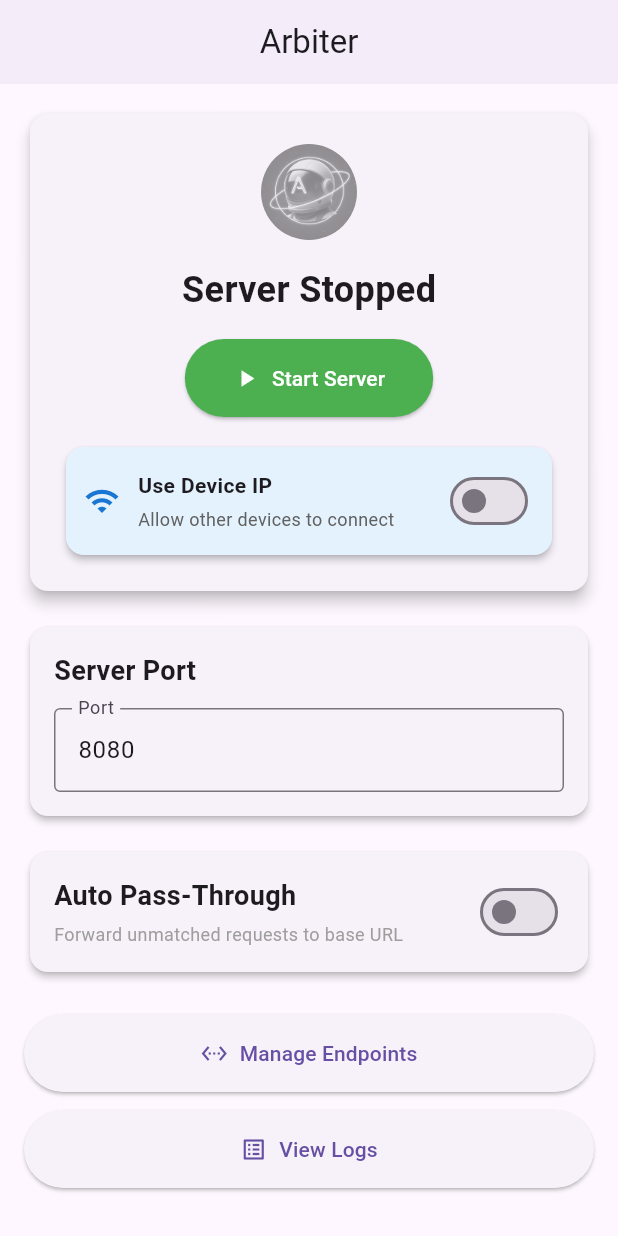
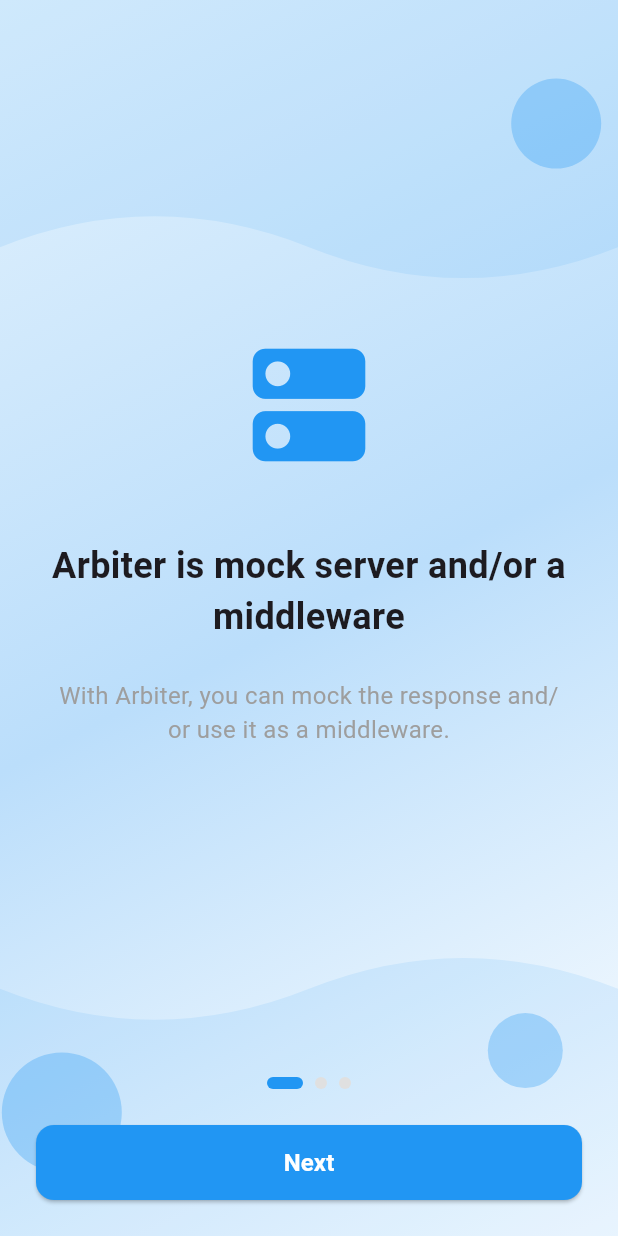
Before and after one commit to smnshuvo/Arbiter-Mock-Server, a Flutter app: the screen it shows after launch, on a phone screen of 412 x 824 dp. Run offline on Flutter 3.47's test engine with Material 3 defaults, Android fonts, the phone set to English and light mode, and no system bars; our stand-ins replace equatable, file_picker, flutter_bloc, get_it, share_plus, shared_preferences and 2 more; accounts and stored records are empty.

Commit message:
Create a welcome screen to onboard user

```diff
--- a/lib/main.dart
+++ b/lib/main.dart
@@ -1,10 +1,12 @@
 import 'package:flutter/material.dart';
 import 'package:flutter_bloc/flutter_bloc.dart';
+import 'package:shared_preferences/shared_preferences.dart';
 import 'ui/bloc/dependency_container.dart' as di;
 import 'ui/bloc/endpoint/endpoint_bloc.dart';
 import 'ui/bloc/log/log_bloc.dart';
 import 'ui/bloc/server/server_bloc.dart';
 import 'ui/screens/home_screen.dart';
+import 'ui/screens/welcome_screen.dart';
 
 void main() async {
   WidgetsFlutterBinding.ensureInitialized();
@@ -13,7 +15,12 @@ void main() async {
 }
 
 class MyApp extends StatelessWidget {
-  const MyApp({Key? key}) : super(key: key);
+  const MyApp({super.key});
+
+  Future<bool> _checkFirstLaunch() async {
+    final prefs = await SharedPreferences.getInstance();
+    return prefs.getBool('hasSeenWelcome') ?? false;
+  }
 
   @override
   Widget build(BuildContext context) {
@@ -27,7 +34,7 @@ class MyApp extends StatelessWidget {
         title: 'Network Interceptor',
         debugShowCheckedModeBanner: false,
         theme: ThemeData(
-          primarySwatch: Colors.blue,
+          primarySwatch: Colors.deepOrange,
           useMaterial3: true,
           appBarTheme: const AppBarTheme(
             centerTitle: true,
@@ -40,7 +47,25 @@ class MyApp extends StatelessWidget {
             ),
           ),
         ),
-        home: const HomeScreen(),
+        home: FutureBuilder<bool>(
+          future: _checkFirstLaunch(),
+          builder: (context, snapshot) {
+            if (snapshot.connectionState == ConnectionState.waiting) {
+              return const Scaffold(
+                body: Center(
+                  child: CircularProgressIndicator(),
+                ),
+              );
+            }
+
+            final hasSeenWelcome = snapshot.data ?? false;
+            return hasSeenWelcome ? const HomeScreen() : const WelcomeScreen();
+          },
+        ),
+        routes: {
+          '/home': (context) => const HomeScreen(),
+          '/welcome': (context) => const WelcomeScreen(),
+        },
       ),
     );
   }
--- /dev/null
+++ b/lib/ui/screens/welcome_screen.dart
@@ -0,0 +1,467 @@
+import 'package:flutter/material.dart';
+import 'package:shared_preferences/shared_preferences.dart';
+
+class WelcomeScreen extends StatefulWidget {
+  const WelcomeScreen({Key? key}) : super(key: key);
+
+  @override
+  State<WelcomeScreen> createState() => _WelcomeScreenState();
+}
+
+class _WelcomeScreenState extends State<WelcomeScreen> {
+  final PageController _pageController = PageController();
+  int _currentPage = 0;
+
+  @override
+  void dispose() {
+    _pageController.dispose();
+    super.dispose();
+  }
+
+  Future<void> _completeOnboarding() async {
+    final prefs = await SharedPreferences.getInstance();
+    await prefs.setBool('hasSeenWelcome', true);
+    if (mounted) {
+      Navigator.of(context).pushReplacementNamed('/home');
+    }
+  }
+
+  void _nextPage() {
+    if (_currentPage < 2) {
+      _pageController.nextPage(
+        duration: const Duration(milliseconds: 300),
+        curve: Curves.easeInOut,
+      );
+    } else {
+      _completeOnboarding();
+    }
+  }
+
+  @override
+  Widget build(BuildContext context) {
+    return Scaffold(
+      body: Stack(
+        children: [
+          _buildBackgroundGradient(),
+          SafeArea(
+            child: Column(
+              children: [
+                Expanded(
+                  child: PageView(
+                    controller: _pageController,
+                    onPageChanged: (index) {
+                      setState(() {
+                        _currentPage = index;
+                      });
+                    },
+                    children: [
+                      _buildPage1(),
+                      _buildPage2(),
+                      _buildPage3(),
+                    ],
+                  ),
+                ),
+                _buildPageIndicator(),
+                Padding(
+                  padding: const EdgeInsets.all(24.0),
+                  child: SizedBox(
+                    width: double.infinity,
+                    height: 50,
+                    child: ElevatedButton(
+                      onPressed: _nextPage,
+                      style: ElevatedButton.styleFrom(
+                        backgroundColor: _buildColorForIndex(),
+                        foregroundColor: Colors.white,
+                        shape: RoundedRectangleBorder(
+                          borderRadius: BorderRadius.circular(12),
+                        ),
+                      ),
+                      child: Text(
+                        _currentPage == 2 ? 'Get Started' : 'Next',
+                        style: const TextStyle(
+                          fontSize: 16,
+                          fontWeight: FontWeight.bold,
+                        ),
+                      ),
+                    ),
+                  ),
+                ),
+              ],
+            ),
+          ),
+        ],
+      ),
+    );
+  }
+
+  Color _buildColorForIndex() {
+    return _currentPage == 0
+                          ? Colors.blue
+                          : _currentPage == 1
+                          ? Colors.amber.shade600
+                          : Colors.green;
+  }
+
+  Widget _buildBackgroundGradient() {
+    return AnimatedContainer(
+      duration: const Duration(milliseconds: 500),
+      decoration: BoxDecoration(
+        gradient: LinearGradient(
+          begin: Alignment.topLeft,
+          end: Alignment.bottomRight,
+          colors: _currentPage == 0
+              ? [
+            Colors.blue.shade50,
+            Colors.blue.shade100,
+            Colors.white,
+          ]
+              : _currentPage == 1
+              ? [
+            Colors.amber.shade50,
+            Colors.orange.shade50,
+            Colors.white,
+          ]
+              : [
+            Colors.green.shade50,
+            Colors.teal.shade50,
+            Colors.white,
+          ],
+        ),
+      ),
+      child: CustomPaint(
+        painter: _CurvedBackgroundPainter(page: _currentPage),
+        size: Size.infinite,
+      ),
+    );
+  }
+
+  Widget _buildPage1() {
+    return const Padding(
+      padding: EdgeInsets.all(32.0),
+      child: Column(
+        mainAxisAlignment: MainAxisAlignment.center,
+        children: [
+          Icon(
+            Icons.dns_rounded,
+            size: 100,
+            color: Colors.blue,
+          ),
+          SizedBox(height: 40),
+          Text(
+            'Arbiter is mock server and/or a middleware',
+            style: TextStyle(
+              fontSize: 24,
+              fontWeight: FontWeight.bold,
+            ),
+            textAlign: TextAlign.center,
+          ),
+          SizedBox(height: 24),
+          Text(
+            'With Arbiter, you can mock the response and/or use it as a middleware.',
+            style: TextStyle(
+              fontSize: 16,
+              color: Colors.grey,
+            ),
+            textAlign: TextAlign.center,
+          ),
+        ],
+      ),
+    );
+  }
+
+  Widget _buildPage2() {
+    return const Padding(
+      padding: EdgeInsets.all(32.0),
+      child: Column(
+        mainAxisAlignment: MainAxisAlignment.center,
+        children: [
+          Icon(
+            Icons.lightbulb_outline,
+            size: 100,
+            color: Colors.amber,
+          ),
+          SizedBox(height: 40),
+          Text(
+            'Why I built Arbiter?',
+            style: TextStyle(
+              fontSize: 24,
+              fontWeight: FontWeight.bold,
+            ),
+            textAlign: TextAlign.center,
+          ),
+          SizedBox(height: 24),
+          Text(
+            'Short answer, to make my development time faster. In cases when there is a change in a single API, we need to mock the response in the codebase and then wait until the backend is deployed. With Arbiter we just select which endpoint to mock and tada 🎉!',
+            style: TextStyle(
+              fontSize: 16,
+              color: Colors.grey,
+            ),
+            textAlign: TextAlign.center,
+          ),
+        ],
+      ),
+    );
+  }
+
+  Widget _buildPage3() {
+    return Padding(
+      padding: const EdgeInsets.all(32.0),
+      child: Column(
+        mainAxisAlignment: MainAxisAlignment.center,
+        children: [
+          const Icon(
+            Icons.rocket_launch,
+            size: 100,
+            color: Colors.green,
+          ),
+          const SizedBox(height: 40),
+          const Text(
+            'How to use it?',
+            style: TextStyle(
+              fontSize: 24,
+              fontWeight: FontWeight.bold,
+            ),
+            textAlign: TextAlign.center,
+          ),
+          const SizedBox(height: 16),
+          const Text(
+            'It\'s easy as pie 🥧',
+            style: TextStyle(
+              fontSize: 16,
+              color: Colors.grey,
+            ),
+            textAlign: TextAlign.center,
+          ),
+          const SizedBox(height: 32),
+          _AnimatedSteps(isVisible: _currentPage == 2),
+        ],
+      ),
+    );
+  }
+
+  Widget _buildPageIndicator() {
+    return Row(
+      mainAxisAlignment: MainAxisAlignment.center,
+      children: List.generate(
+        3,
+            (index) => Container(
+          margin: const EdgeInsets.symmetric(horizontal: 4),
+          width: _currentPage == index ? 24 : 8,
+          height: 8,
+          decoration: BoxDecoration(
+            color: _currentPage == index ? _buildColorForIndex() : Colors.grey.shade300,
+            borderRadius: BorderRadius.circular(4),
+          ),
+        ),
+      ),
+    );
+  }
+}
+
+class _AnimatedSteps extends StatefulWidget {
+  final bool isVisible;
+
+  const _AnimatedSteps({required this.isVisible});
+
+  @override
+  State<_AnimatedSteps> createState() => _AnimatedStepsState();
+}
+
+class _CurvedBackgroundPainter extends CustomPainter {
+  final int page;
+
+  _CurvedBackgroundPainter({required this.page});
+
+  @override
+  void paint(Canvas canvas, Size size) {
+    final paint = Paint()
+      ..style = PaintingStyle.fill
+      ..color = page == 0
+          ? Colors.blue.withOpacity(0.1)
+          : page == 1
+          ? Colors.amber.withOpacity(0.1)
+          : Colors.green.withOpacity(0.1);
+
+    final path = Path();
+
+    // Top curved wave
+    path.moveTo(0, 0);
+    path.lineTo(0, size.height * 0.2);
+    path.quadraticBezierTo(
+      size.width * 0.25,
+      size.height * 0.15,
+      size.width * 0.5,
+      size.height * 0.2,
+    );
+    path.quadraticBezierTo(
+      size.width * 0.75,
+      size.height * 0.25,
+      size.width,
+      size.height * 0.2,
+    );
+    path.lineTo(size.width, 0);
+    path.close();
+
+    canvas.drawPath(path, paint);
+
+    // Bottom curved wave
+    final bottomPath = Path();
+    bottomPath.moveTo(0, size.height);
+    bottomPath.lineTo(0, size.height * 0.8);
+    bottomPath.quadraticBezierTo(
+      size.width * 0.25,
+      size.height * 0.85,
+      size.width * 0.5,
+      size.height * 0.8,
+    );
+    bottomPath.quadraticBezierTo(
+      size.width * 0.75,
+      size.height * 0.75,
+      size.width,
+      size.height * 0.8,
+    );
+    bottomPath.lineTo(size.width, size.height);
+    bottomPath.close();
+
+    canvas.drawPath(bottomPath, paint);
+
+    // Add some decorative circles
+    final circlePaint = Paint()
+      ..style = PaintingStyle.fill
+      ..color = paint.color.withOpacity(0.3);
+
+    canvas.drawCircle(
+      Offset(size.width * 0.9, size.height * 0.1),
+      30,
+      circlePaint,
+    );
+
+    canvas.drawCircle(
+      Offset(size.width * 0.1, size.height * 0.9),
+      40,
+      circlePaint,
+    );
+
+    canvas.drawCircle(
+      Offset(size.width * 0.85, size.height * 0.85),
+      25,
+      circlePaint,
+    );
+  }
+
+  @override
+  bool shouldRepaint(_CurvedBackgroundPainter oldDelegate) {
+    return oldDelegate.page != page;
+  }
+}
+
+class _AnimatedStepsState extends State<_AnimatedSteps>
+    with SingleTickerProviderStateMixin {
+  late AnimationController _controller;
+  late List<Animation<double>> _animations;
+
+  final List<String> _steps = [
+    'Set the base url of your app to localhost',
+    'To use mock, create mock',
+    'To use middleware, put the baseUrl in the App',
+  ];
+
+  @override
+  void initState() {
+    super.initState();
+    _controller = AnimationController(
+      duration: const Duration(milliseconds: 1500),
+      vsync: this,
+    );
+
+    _animations = List.generate(
+      3,
+          (index) => Tween<double>(begin: 0.0, end: 1.0).animate(
+        CurvedAnimation(
+          parent: _controller,
+          curve: Interval(
+            index * 0.2,
+            0.6 + (index * 0.2),
+            curve: Curves.elasticOut,
+          ),
+        ),
+      ),
+    );
+
+    if (widget.isVisible) {
+      _controller.forward();
+    }
+  }
+
+  @override
+  void didUpdateWidget(_AnimatedSteps oldWidget) {
+    super.didUpdateWidget(oldWidget);
+    if (widget.isVisible && !oldWidget.isVisible) {
+      _controller.forward(from: 0);
+    }
+  }
+
+  @override
+  void dispose() {
+    _controller.dispose();
+    super.dispose();
+  }
+
+  @override
+  Widget build(BuildContext context) {
+    return Column(
+      crossAxisAlignment: CrossAxisAlignment.start,
+      children: List.generate(
+        _steps.length,
+            (index) => AnimatedBuilder(
+          animation: _animations[index],
+          builder: (context, child) {
+            final animValue = _animations[index].value.clamp(0.0, 1.0);
+            return Transform.translate(
+              offset: Offset(0, (1 - animValue) * 20),
+              child: Opacity(
+                opacity: animValue,
+                child: Padding(
+                  padding: const EdgeInsets.symmetric(vertical: 8.0),
+                  child: Row(
+                    crossAxisAlignment: CrossAxisAlignment.start,
+                    children: [
+                      Container(
+                        margin: const EdgeInsets.only(top: 4, right: 12),
+                        width: 24,
+                        height: 24,
+                        decoration: BoxDecoration(
+                          color: Colors.blue.withOpacity(0.1),
+                          shape: BoxShape.circle,
+                        ),
+                        child: Center(
+                          child: Text(
+                            '${index + 1}',
+                            style: const TextStyle(
+                              color: Colors.blue,
+                              fontWeight: FontWeight.bold,
+                              fontSize: 12,
+                            ),
+                          ),
+                        ),
+                      ),
+                      Expanded(
+                        child: Text(
+                          _steps[index],
+                          style: const TextStyle(
+                            fontSize: 15,
+                            height: 1.5,
+                          ),
+                        ),
+                      ),
+                    ],
+                  ),
+                ),
+              ),
+            );
+          },
+        ),
+      ),
+    );
+  }
+}
--- a/pubspec.yaml
+++ b/pubspec.yaml
@@ -25,6 +25,7 @@ dependencies:
   sqflite: ^2.3.0
   path_provider: ^2.1.1
   path: ^1.8.3
+  shared_preferences: ^2.5.3
 
   # JSON
   json_annotation: ^4.8.1
```
Also changed, not shown: pubspec.lock, 1 other file.
